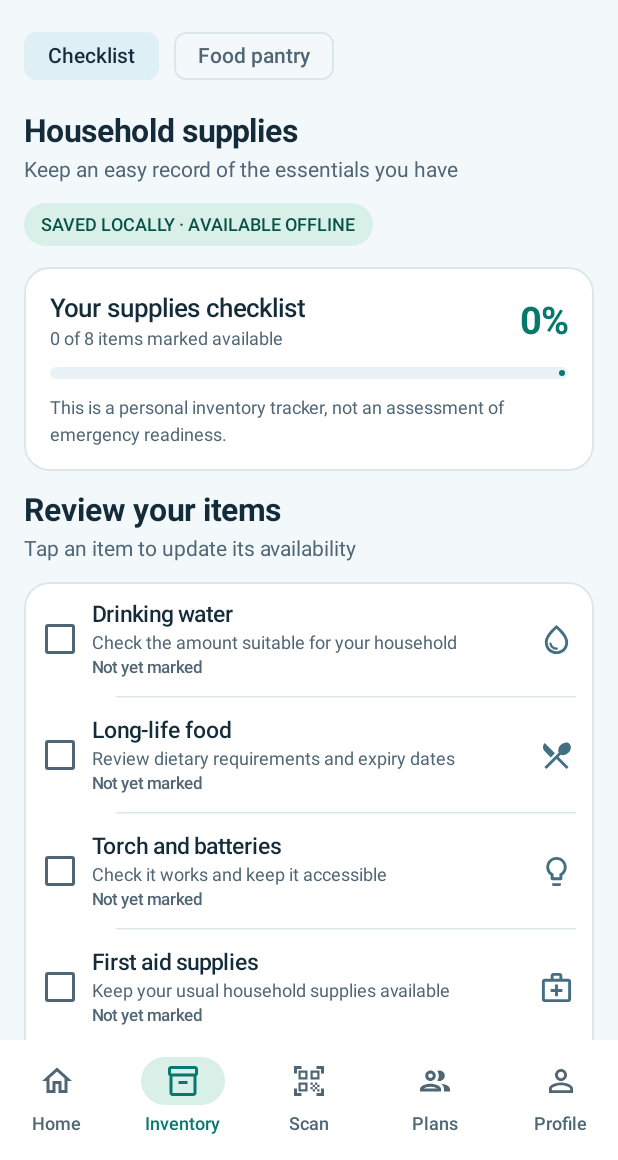
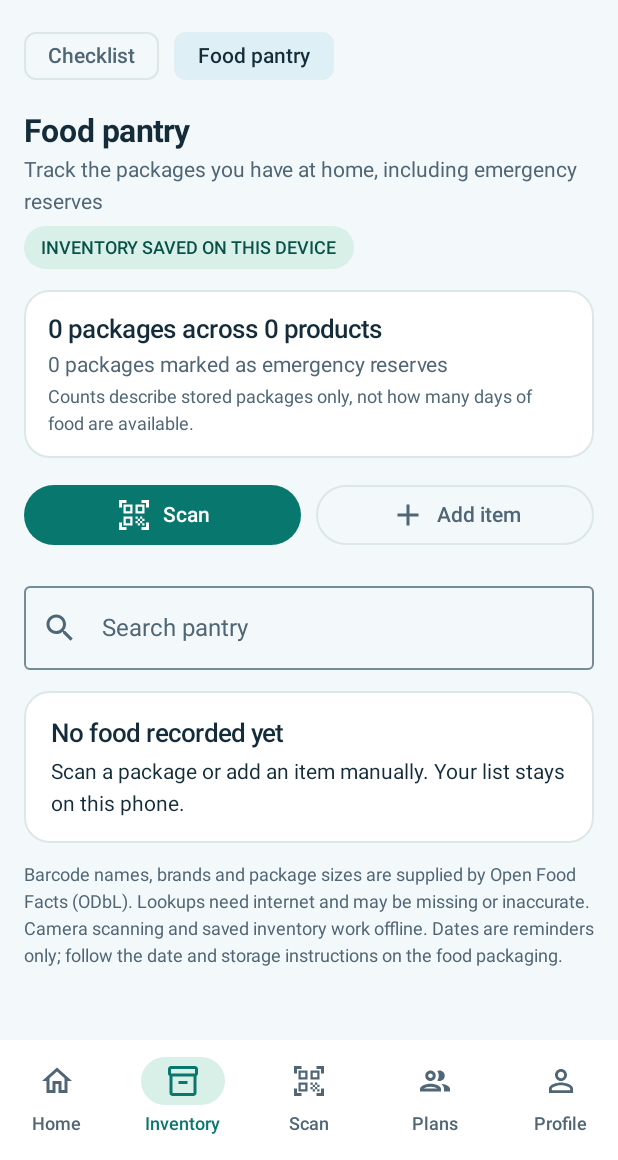
Before and after one commit to sebbbbrrrr/JustToBeSafe, an Android app built with Jetpack Compose: the screen it shows after launch (MainActivity), item 2 of the bottom bar chosen, on a phone screen of 412 x 824 dp, the part 76-1236 px from its top. Run offline under Robolectric (Android 15) with nearby library versions, the phone set to English and light mode, and no system bars.

Commit message:
Open pantry by default from the Inventory destination

```diff
--- a/app/src/main/java/com/justtobesafe/app/ui/screens/SuppliesScreen.kt
+++ b/app/src/main/java/com/justtobesafe/app/ui/screens/SuppliesScreen.kt
@@ -105,8 +105,8 @@ private fun SupplyRow(item: SupplyItem, selected: Boolean, onToggle: () -> Unit)
 }
 
 @Composable
-fun SuppliesScreen(checked: Set<String>, onToggle: (String) -> Unit) {
-    var selected by rememberSaveable { mutableStateOf("checklist") }
+fun SuppliesScreen(checked: Set<String>, onToggle: (String) -> Unit, initialSection: String = "checklist") {
+    var selected by rememberSaveable { mutableStateOf(initialSection) }
     Column {
         Row(
             modifier = Modifier.fillMaxWidth().padding(horizontal = 16.dp),
```
